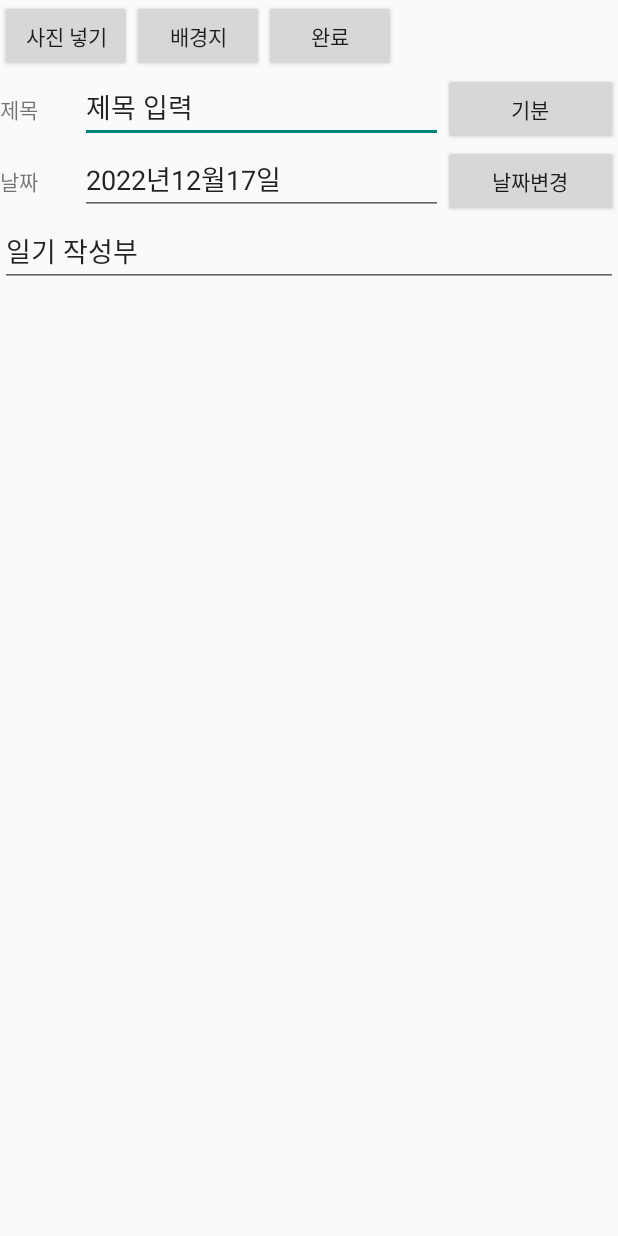
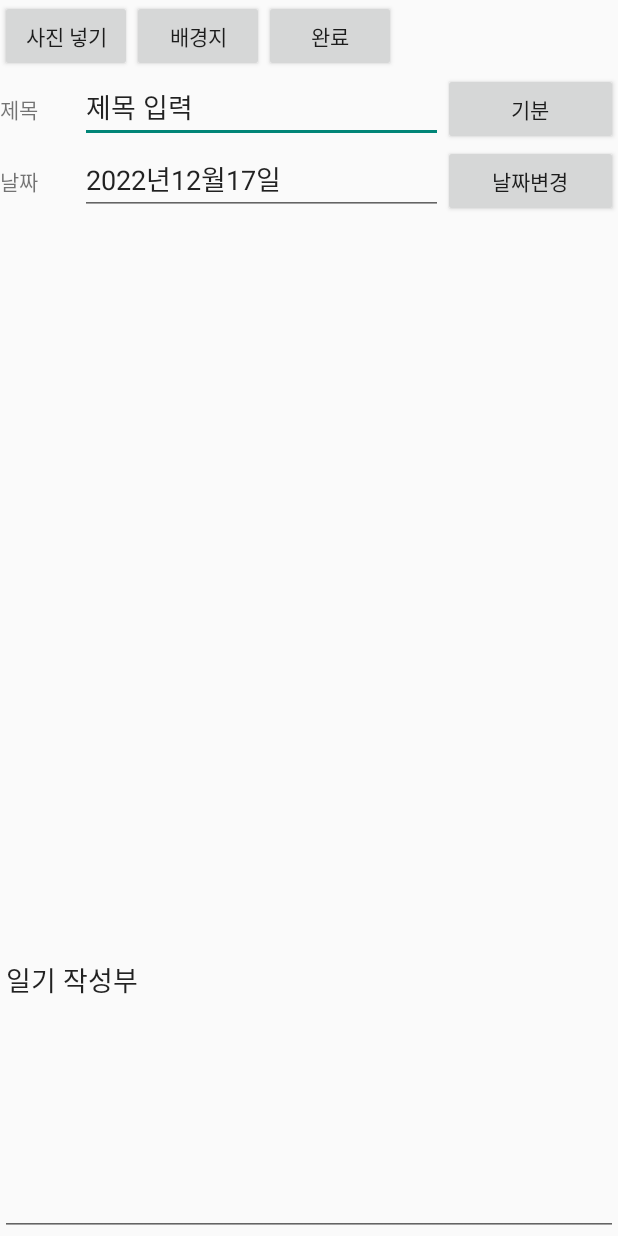
Before and after one commit to yujin45/Team3_Orda_Diary, an Android app: the DiaryWritingPageActivity screen opened directly, with no data from a screen before it, after a tap on "완료", on a phone screen of 412 x 824 dp. Run offline under Robolectric (Android 15) with nearby library versions, the phone set to English and light mode, and no system bars; pictures from the network do not load.

Commit message:
아니 왜 죽어 db

```diff
--- a/app/src/main/java/smu/team3_orda_diary/DBHelper.java
+++ b/app/src/main/java/smu/team3_orda_diary/DBHelper.java
@@ -12,7 +12,7 @@ import java.util.ArrayList;
 public class DBHelper extends SQLiteOpenHelper
 {
     private static final int DB_VERSION = 1;
-    private static final String DB_NAME = "orda.db";
+    public static final String DB_NAME = "orda.db";
 
     public DBHelper(@Nullable Context context) {
         super(context, DB_NAME, null, DB_VERSION);
@@ -63,6 +63,8 @@ public class DBHelper extends SQLiteOpenHelper
         return todoItems;
 
     }
+    // 이거 함수 이름 소문자 시작으로 바꿔주세요
+
     //INSERT 문 (할일 목록을 DB에 넣는다)
     public void InsertTodo(String _title, String _content, String _writeDate){
         SQLiteDatabase db = getWritableDatabase();
--- a/app/src/main/java/smu/team3_orda_diary/DiaryDBHelper.java
+++ b/app/src/main/java/smu/team3_orda_diary/DiaryDBHelper.java
@@ -1,4 +1,6 @@
 package smu.team3_orda_diary;
+
+import static smu.team3_orda_diary.DBHelper.DB_NAME;
 
 import android.content.Context;
 import android.database.Cursor;
@@ -11,10 +13,10 @@ import java.util.ArrayList;
 
 // 일기장 DB관리를 위해 다양한 DB 쿼리문을 수행하는 메서드들을 만들어줄 것임
 public class DiaryDBHelper extends SQLiteOpenHelper {
-    static final String DATABASE_NAME = "Diary";
+    //static final String DATABASE_NAME = "Diary";
 
     public DiaryDBHelper(@Nullable Context context, int version) {
-        super(context, DATABASE_NAME, null, version);
+        super(context, DB_NAME , null, version);
     }
 
     @Override
@@ -37,8 +39,9 @@ public class DiaryDBHelper extends SQLiteOpenHelper {
 
     public void insert(int diary_id, String title, String date, String feel, String picture_uri, String text ) {
         SQLiteDatabase db = getWritableDatabase();
-        db.execSQL("INSERT INTO DIARY_TB VALUES('" + diary_id + "', '" + title + "', '" + date + "', '" + feel + "', '" + picture_uri + "','" + text+"');");
-        db.close();
+        db.execSQL("INSERT INTO DIARY_TB VALUES('" + diary_id + "', '" + title + "', '" + date + "', '"
+                + feel + "', '" + picture_uri + "','" + text+"');");
+        //db.close();
     }
 
     public void update(int diary_id, String title, String date, String feel, String picture_uri  ,String text ) {
@@ -49,13 +52,13 @@ public class DiaryDBHelper extends SQLiteOpenHelper {
                 + ", PICTURE_URI = '" + picture_uri +"'"
                 + ", TEXT =  '" + text+"'"
                 + " WHERE DIARY_ID = '" + diary_id + "'");
-        db.close();
+       // db.close();
     }
 
     public void delete(String diary_id) {
         SQLiteDatabase db = getWritableDatabase();
         db.execSQL("DELETE DIARY_TB WHERE DIARY_ID = '" + diary_id + "'");
-        db.close();
+        //db.close();
     }
 
     public int getRowCount(){
--- a/app/src/main/java/smu/team3_orda_diary/DiaryWritingPageActivity.java
+++ b/app/src/main/java/smu/team3_orda_diary/DiaryWritingPageActivity.java
@@ -3,6 +3,8 @@ package smu.team3_orda_diary;
 import androidx.appcompat.app.AppCompatActivity;
 
 import android.app.DatePickerDialog;
+import android.content.Intent;
+import android.net.Uri;
 import android.os.Bundle;
 import android.util.Log;
 import android.view.View;
@@ -20,11 +22,12 @@ public class DiaryWritingPageActivity extends AppCompatActivity {
     EditText titleEditText, dateEditText, edittText;
     ImageView diaryImageView;
     DiaryDBHelper diaryDBHelper;
-
+    int count=0;
     // 날짜 관련
     DatePickerDialog datePickerDialog;
     Calendar dirayCalendar;
     int diaryYear, diaryMonth, diaryDay, diaryWeek;
+    Uri imageUri;
     String weekList[] = {"", "일", "월", "화", "수", "목", "금", "토"};
     @Override
     protected void onCreate(Bundle savedInstanceState) {
@@ -44,7 +47,7 @@ public class DiaryWritingPageActivity extends AppCompatActivity {
         diaryImageView = findViewById(R.id.diaryImageView);
 
 
-
+        /* 날짜 */
         // 현재 날짜로 자동 설정 (버튼으로 날짜 수정은 아래에)
         dirayCalendar = Calendar.getInstance();
         diaryYear = dirayCalendar.get(Calendar.YEAR);
@@ -62,20 +65,24 @@ public class DiaryWritingPageActivity extends AppCompatActivity {
             }
         });
 
-        //https://crazykim2.tistory.com/648
-        // https://m.blog.naver.com/yoon141122/220832906240  이거봐라!!!!!!!!!
-        // https://cool-developer.tistory.com/11?category=943315
-        // https://aristatait.tistory.com/14
-        // https://aries574.tistory.com/265
-        // https://velog.io/@jinny_0422/%EA%B0%84%EB%8B%A8%ED%95%9C-ToDo-List%EC%95%B1-%EB%A7%8C%EB%93%A4%EA%B8%B0
+        /* 이미지 넣기 */
+        insertPictureButton.setOnClickListener(new View.OnClickListener() {
+            @Override
+            public void onClick(View v) {
+                // 인텐트를 사용하여 갤러리에서 뭘 가져올건지 수행함
+                Intent intent = new Intent(Intent.ACTION_PICK);
+                intent.setType("image/*");
+                startActivityForResult(intent, 1);
+            }
+        });
 
-
-        // DB관련 부분
-        diaryDBHelper = new DiaryDBHelper(this, 1);
+        /* 저장 */
+        diaryDBHelper = new DiaryDBHelper(this, 2);
         saveButton.setOnClickListener(new View.OnClickListener() {
             @Override
             public void onClick(View v) {
-                diaryDBHelper.insert(5,titleEditText.getText().toString(), dateEditText.getText().toString(),
+                count+=1;
+                diaryDBHelper.insert(count, titleEditText.getText().toString(), dateEditText.getText().toString(),
                         "기분", null, edittText.getText().toString());
                 ArrayList<OnePageDiary> onePageDiaries = diaryDBHelper.getResult();
 
@@ -93,6 +100,7 @@ public class DiaryWritingPageActivity extends AppCompatActivity {
     }
     /////////ONCREATE
 
+    // 날짜 선택했을 때
     private DatePickerDialog.OnDateSetListener datePickerListener = new DatePickerDialog.OnDateSetListener() {
         @Override
         public void onDateSet(DatePicker view, int year, int monthOfYear, int dayOfMonth) {
@@ -102,4 +110,20 @@ public class DiaryWritingPageActivity extends AppCompatActivity {
         }
     };
 
+    @Override
+    protected void onActivityResult(int requestCode, int resultCode, Intent data) {
+        super.onActivityResult(requestCode, resultCode, data);
+        // 위에서 버튼을 눌렀을 때 이쪽으로 와서 case 1일 때로 들어가게 됨.
+        // 이때 선택한 이미지 uri를 넣어주기
+        switch(requestCode) {
+            case 1:
+                if (resultCode == RESULT_OK) {
+                    imageUri = data.getData();
+                    diaryImageView.setImageURI(imageUri);
+                }
+                break;
+        }
+    }
+
+
 }
--- a/app/src/main/res/layout/activity_diary_writing_page.xml
+++ b/app/src/main/res/layout/activity_diary_writing_page.xml
@@ -23,6 +23,7 @@
                 android:layout_width="wrap_content"
                 android:layout_height="wrap_content"
                 android:text="사진 넣기" />
+
             <Button
                 android:id="@+id/selectBackColorButton"
                 android:layout_width="wrap_content"
@@ -92,20 +93,26 @@
                 android:layout_height="wrap_content"
                 android:layout_weight="1"
                 android:text="날짜변경" />
+
+        </LinearLayout>
+
     </LinearLayout>
 
     <ImageView
         android:id="@+id/diaryImageView"
         android:layout_width="match_parent"
-            android:layout_height="wrap_content"
+        android:layout_height="match_parent"
+        android:layout_weight="1"
+        android:scaleType="fitCenter"
         tools:srcCompat="@tools:sample/avatars" />
 
     <EditText
         android:id="@+id/editText"
         android:layout_width="match_parent"
-            android:layout_height="wrap_content"
-            android:ems="10"
-            android:inputType="textPersonName"
+        android:layout_height="match_parent"
+        android:layout_weight="1"
+        android:inputType="textMultiLine"
+        android:lines="10"
+        android:scrollbars="vertical"
         android:text="일기 작성부" />
 </LinearLayout>
-</LinearLayout>
```
Lines whose indentation alone changed are shown as unchanged.
